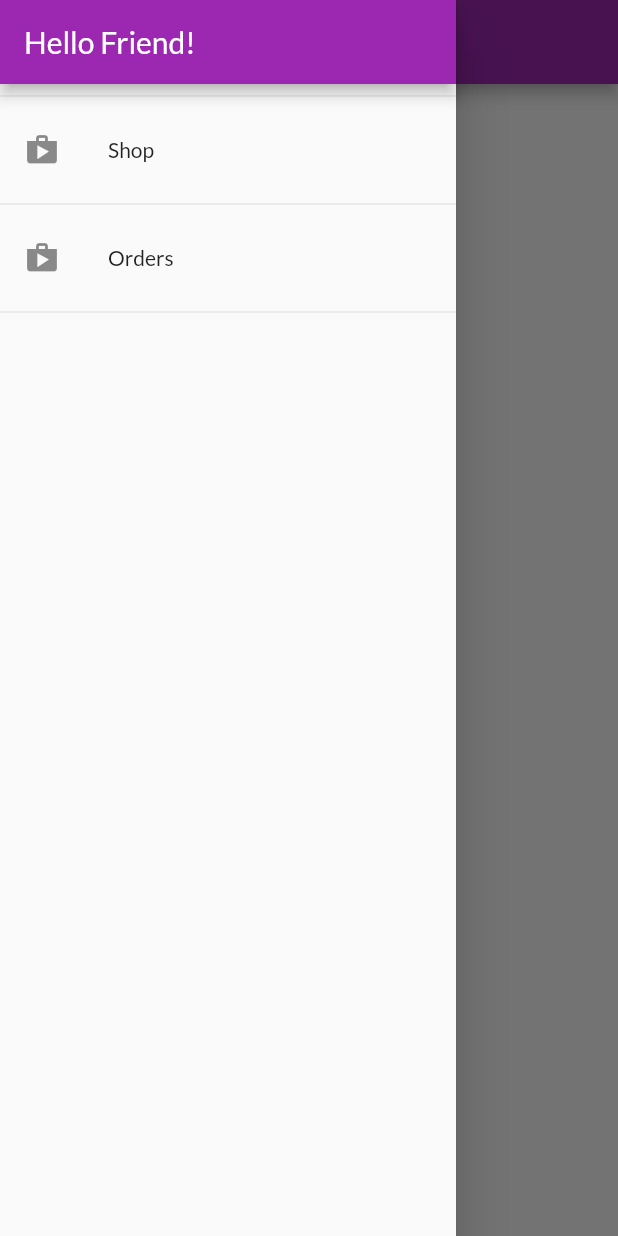
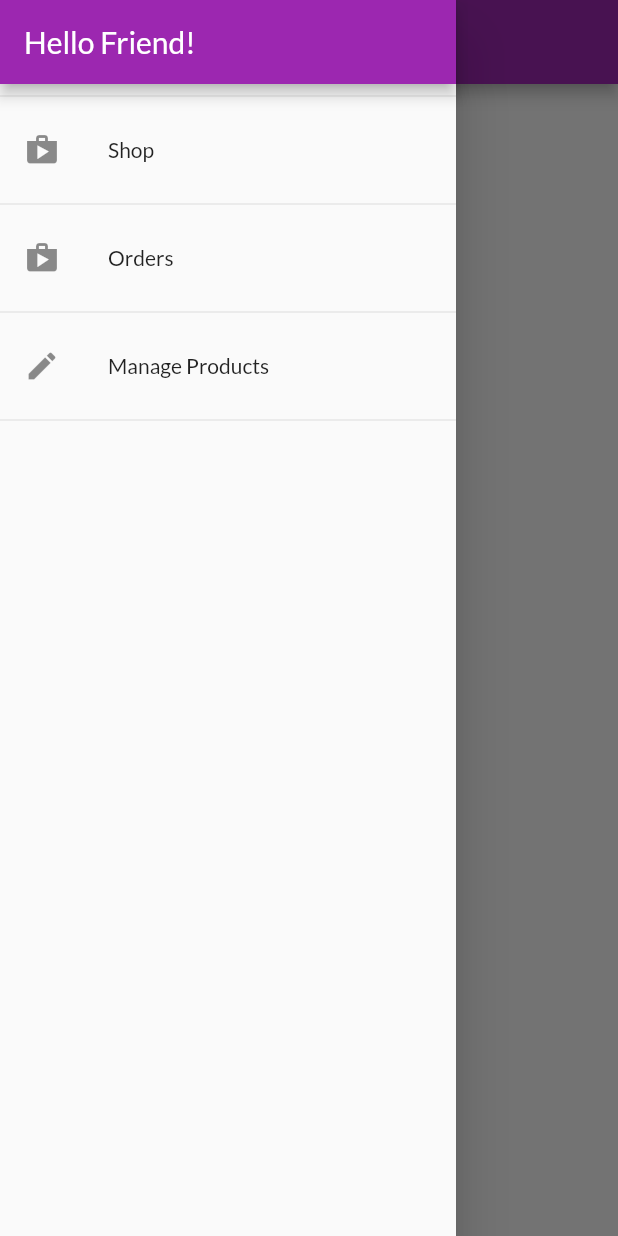
Before and after one commit to wes-gourh/FlutterShopApp, a Flutter app: the OrdersScreen screen opened by its route, with the side drawer open, on a phone screen of 412 x 824 dp. Run offline on Flutter 3.47's test engine with Material 2 defaults, Android fonts, the phone set to English and light mode, and no system bars; network calls fail.

Commit message:
manage products in app drawer

```diff
--- a/lib/widgets/app_drawer.dart
+++ b/lib/widgets/app_drawer.dart
@@ -1,5 +1,6 @@
 import 'package:flutter/material.dart';
 import '../screens/orders_screen.dart';
+import '../screens/user_products_screen.dart';
 
 class AppDrawer extends StatelessWidget {
   @override
@@ -29,6 +30,16 @@ class AppDrawer extends StatelessWidget {
             },
           ),
           Divider(),
+          // Divider(),
+          ListTile(
+            leading: Icon(Icons.edit),
+            title: Text('Manage Products'),
+            onTap: () {
+              Navigator.of(context)
+                  .pushReplacementNamed(UserProductScreen.routeName);
+            },
+          ),
+          Divider(),
         ],
       ),
     );
```
